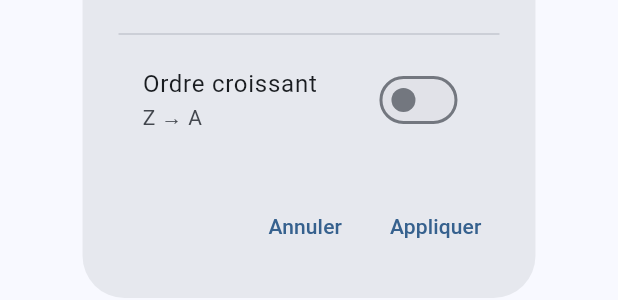
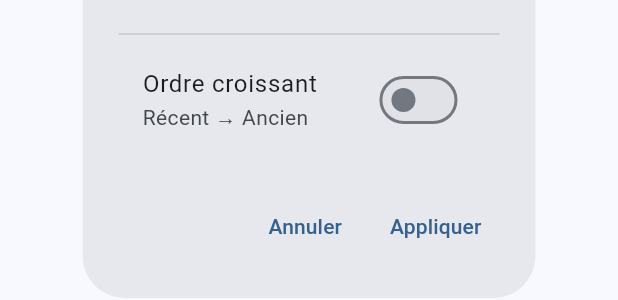
Before and after one commit to lopez-antonin/boitodex, a Flutter app: the _SortDialog widget shown alone on an empty page, opened directly with empty values, after a tap on "Date de création", on a phone screen of 412 x 824 dp. Shown: the part 722-1022 px from the top of the screen. Run offline on Flutter 3.47's test engine with Material 3 defaults, Android fonts, the phone set to English and light mode, and no system bars; our stand-ins replace image_picker, share_plus, sqflite; accounts and stored records are empty.

Commit message:
Small improvements

```diff
--- a/lib/screens/car_form_screen.dart
+++ b/lib/screens/car_form_screen.dart
@@ -134,6 +134,9 @@ class _CarFormScreenState extends State<CarFormScreen> {
       if (mounted) {
         if (success) {
           Navigator.pop(context, true);
+          ScaffoldMessenger.of(context).showSnackBar(
+            const SnackBar(content: Text('Voiture supprimée')),
+          );
         } else {
           ScaffoldMessenger.of(context).showSnackBar(
             const SnackBar(
--- a/lib/screens/home_screen.dart
+++ b/lib/screens/home_screen.dart
@@ -439,6 +439,20 @@ class _SortDialogState extends State<_SortDialog> {
     _ascending = widget.currentAscending;
   }
 
+  String getSortSubtitle(SortOption option, bool ascending) {
+    switch (option) {
+      case SortOption.name:
+      case SortOption.brand:
+      case SortOption.shape:
+        return ascending ? 'A → Z' : 'Z → A';
+      case SortOption.createdAt:
+      case SortOption.updatedAt:
+        return ascending ? 'Ancien → Récent' : 'Récent → Ancien';
+      default:
+        return '';
+    }
+  }
+
   @override
   Widget build(BuildContext context) {
     return AlertDialog(
@@ -460,12 +474,12 @@ class _SortDialogState extends State<_SortDialog> {
           // Ascending/Descending toggle
           SwitchListTile(
             title: const Text('Ordre croissant'),
-            subtitle: Text(_ascending ? 'A → Z' : 'Z → A'),
+            subtitle: Text(getSortSubtitle(_selectedSortBy, _ascending)),
             value: _ascending,
             onChanged: (value) {
               setState(() => _ascending = value);
             },
-          ),
+          )
         ],
       ),
       actions: [
```
